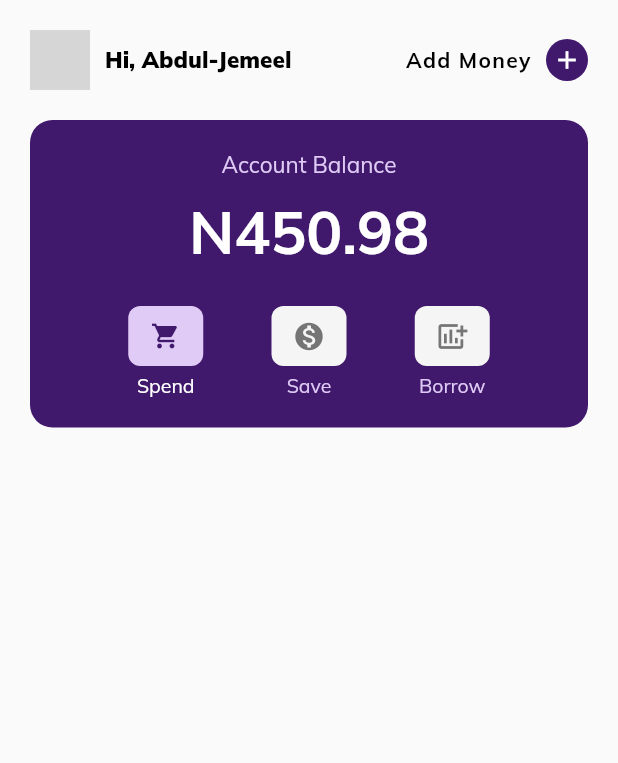
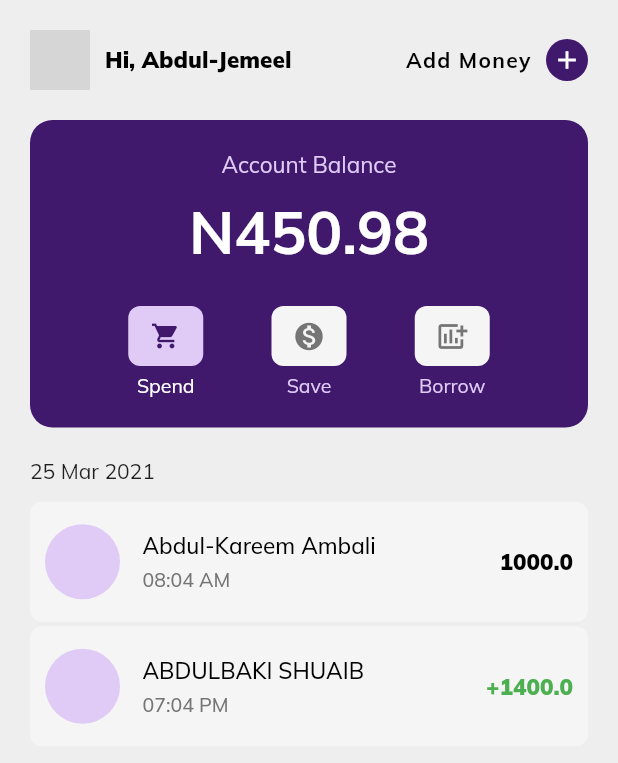
Before and after one commit to intellect4all/kuda_app_clone, a Flutter app: the HomeScreen screen opened directly, on a phone screen of 412 x 824 dp. Shown: the top 763 px of the screen. Run offline on Flutter 3.47's test engine with Material 2 defaults, Android fonts, the phone set to English and light mode, and no system bars; our stand-ins replace get, google_fonts, hexcolor; network calls fail; grey boxes are pictures that could not be loaded.

Commit message:
added the transaction row

```diff
--- a/lib/services/data.dart
+++ b/lib/services/data.dart
@@ -2,6 +2,7 @@
 
 import 'package:kuda_app_clone/models/transaction.dart';
 
+class Data {
   var today = <Transaction>[
     Transaction(
         amount: -1000.00,
@@ -39,19 +40,29 @@ var third_data = <Transaction>[
     Transaction(
         amount: -2000.00,
         recipient: 'ECOSYSTEM ACCELEREX LA LANG',
-      time: '08:04 AM',
+        time: '01:45 PM',
         timestamp: DateTime.now(),
         fees: 0.0,
-      description: 'Data subscription',
+        description: 'Point of Sale - Ilorin',
         recipientBank: 'United Bank for Africa',
-      date: '25 Mar, 2021'),
+        date: '22 Mar, 2021'),
     Transaction(
-      amount: 1400.00,
-      sender: 'ABDULBAKI SHUAIB',
-      time: '07:04 PM',
+        amount: -3000.00,
+        recipient: 'Dola Bimbola Filling Station',
+        time: '11:04 AM',
         timestamp: DateTime.now(),
         fees: 0.0,
-      description: 'Manage am abeg',
-      senderBank: 'Kuda',
-      date: '25 Mar, 2021'),
+        description: 'Fuel',
+        recipientBank: 'Kuda',
+        date: '22 Mar, 2021'),
+    Transaction(
+        amount: 5000.00,
+        sender: 'JIMOH INNOCENT TUNDE',
+        time: '03:26 PM',
+        timestamp: DateTime.now(),
+        fees: 0.0,
+        description: 'FLUTTERWAVE TECHNOLO RI RING',
+        senderBank: 'Unknown Bank',
+        date: '22 Mar, 2021'),
   ];
+}
--- a/lib/views/home/homescreen.dart
+++ b/lib/views/home/homescreen.dart
@@ -3,12 +3,14 @@ import 'dart:ui';
 import 'package:flutter/material.dart';
 import 'package:get/get.dart';
 import 'package:google_fonts/google_fonts.dart';
+import 'package:kuda_app_clone/services/data.dart';
 import 'package:kuda_app_clone/utilities/constants.dart';
 
 class HomeScreen extends StatelessWidget {
   @override
   Widget build(BuildContext context) {
     return Scaffold(
+      backgroundColor: Colors.grey.shade200,
       body: SafeArea(
         child: Padding(
           padding: const EdgeInsets.fromLTRB(20, 20, 20, 0),
@@ -203,8 +205,84 @@ class HomeScreen extends StatelessWidget {
               Expanded(
                 child: SingleChildScrollView(
                   child: Column(
+                    crossAxisAlignment: CrossAxisAlignment.start,
                     children: [
-
+                      Container(
+                        margin: EdgeInsets.symmetric(vertical: 10),
+                        child: Text('25 Mar 2021',),
+                      ),
+                      Column(
+                        children: Data()
+                            .today
+                            .map(
+                              (transaction) => Container(
+                                height: 80,
+                                padding: EdgeInsets.all(10),
+                                margin: EdgeInsets.symmetric(vertical: 1.5),
+                                width: double.infinity,
+                                decoration: BoxDecoration(
+                                  color: Colors.grey.shade100,
+                                  borderRadius: BorderRadius.circular(8),
+                                ),
+                                child: Row(
+                                  crossAxisAlignment: CrossAxisAlignment.center,
+                                  children: [
+                                    Container(
+                                      height: 50,
+                                      width: 50,
+                                      decoration: BoxDecoration(
+                                        color: accentColor,
+                                        borderRadius: BorderRadius.circular(25),
+                                      ),
+                                    ),
+                                    SizedBox(width: 15),
+                                    Column(
+                                      crossAxisAlignment:
+                                          CrossAxisAlignment.start,
+                                      mainAxisAlignment:
+                                          MainAxisAlignment.center,
+                                      children: [
+                                        Text(
+                                          transaction.amount < 0
+                                              ? '${transaction.recipient}'
+                                              : '${transaction.sender}',
+                                          style: GoogleFonts.muli(
+                                            color: Colors.black,
+                                            fontWeight: FontWeight.w500,
+                                            fontSize: 15,
+                                          ),
+                                        ),
+                                        SizedBox(height: 5),
+                                        Text(
+                                          '${transaction.time}',
+                                          style: GoogleFonts.muli(
+                                            color: Colors.grey.shade600,
+                                            fontWeight: FontWeight.w500,
+                                            fontSize: 13,
+                                          ),
+                                        ),
+                                      ],
+                                    ),
+                                    Expanded(
+                                      child: SizedBox.expand(),
+                                    ),
+                                    Text(
+                                      transaction.amount < 0
+                                          ? '${transaction.amount.abs()}'
+                                          : '+${transaction.amount}',
+                                      style: GoogleFonts.muli(
+                                        color: transaction.amount < 0 ? Colors.black : Colors.green,
+                                        fontSize: 15,
+                                        fontWeight: FontWeight.w900,
+                                      ),
+                                      textAlign: TextAlign.right,
+                                    ),
+                                  ],
+                                ),
+                              ),
+                            )
+                            .toList(),
+                      )
                     ],
                   ),
                 ),
```
Lines whose indentation alone changed are shown as unchanged.
